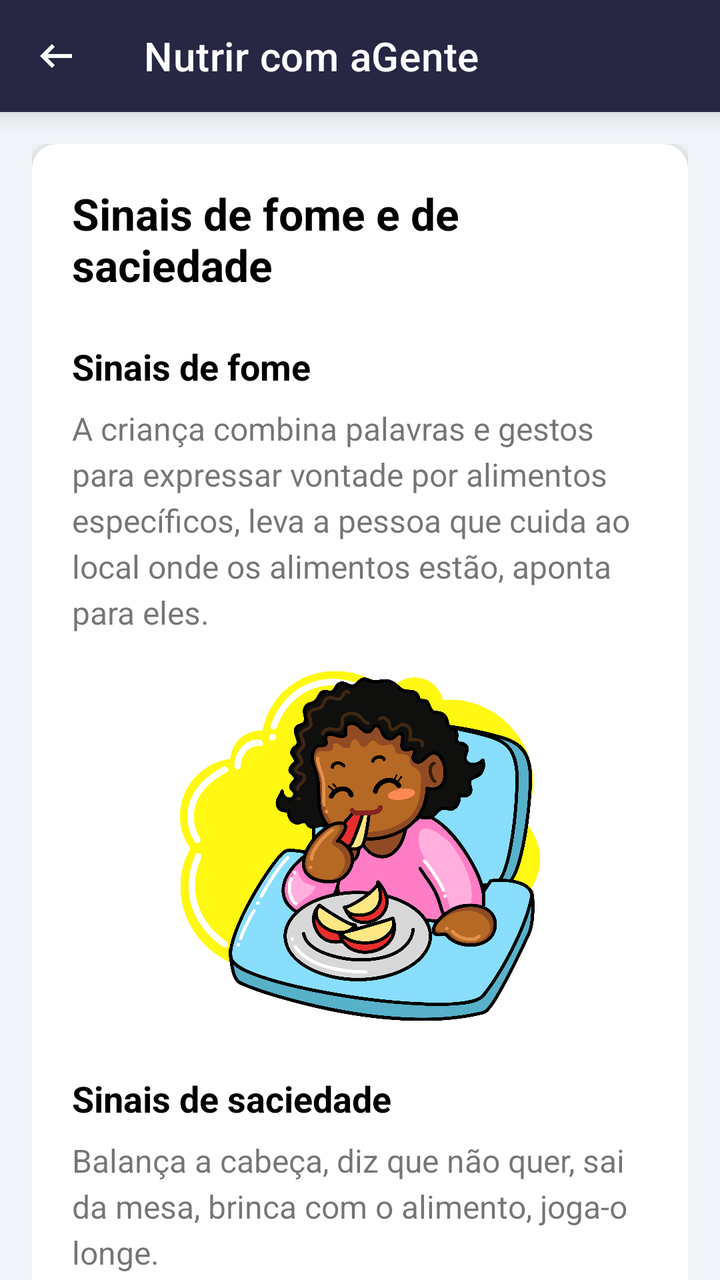
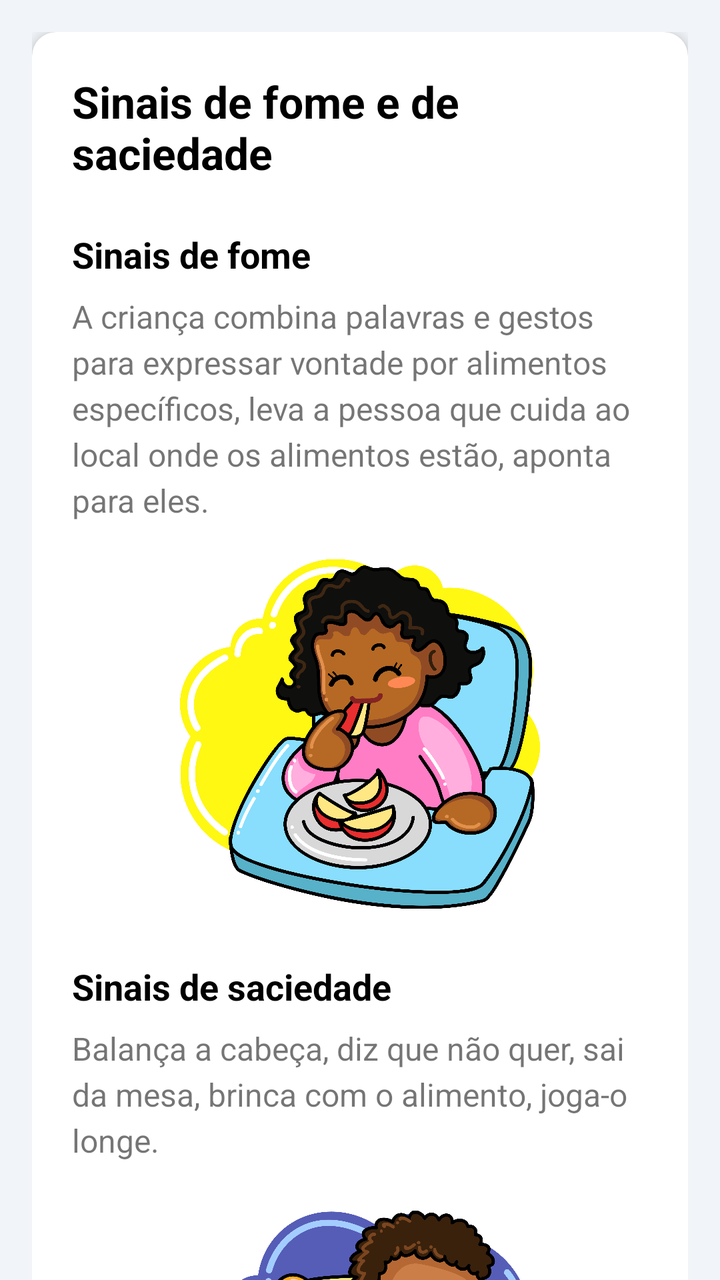

An Android layout rendered at two revisions. The XML below is the earlier revision; the diff shows what the commit changed to produce the second picture.
<!-- AndroidManifest.xml: application theme Theme.NutrirAGente -->
<!-- res/layout/screen_sinais_12meses.xml -->
<?xml version="1.0" encoding="utf-8"?>
<androidx.coordinatorlayout.widget.CoordinatorLayout
    xmlns:android="http://schemas.android.com/apk/res/android"
    xmlns:app="http://schemas.android.com/apk/res-auto"
    xmlns:tools="http://schemas.android.com/tools"
    android:layout_width="match_parent"
    android:layout_height="match_parent"
    android:background="@color/gray">

    <com.google.android.material.appbar.AppBarLayout
        android:layout_width="match_parent"
        android:layout_height="wrap_content"
        android:background="@color/blue_toolbar"
        app:elevation="8dp">

        <androidx.appcompat.widget.Toolbar
            android:id="@+id/toolbar"
            android:layout_width="match_parent"
            android:layout_height="?attr/actionBarSize"
            app:navigationIcon="@drawable/ic_arrow_back"
            app:title="Nutrir com aGente"
            app:titleTextColor="@android:color/white"/>

    </com.google.android.material.appbar.AppBarLayout>

    <androidx.core.widget.NestedScrollView
        android:layout_width="match_parent"
        android:layout_height="match_parent"
        app:layout_behavior="@string/appbar_scrolling_view_behavior">

        <LinearLayout
            android:layout_width="match_parent"
            android:layout_height="wrap_content"
            android:orientation="vertical"
            android:padding="16dp">

            <androidx.cardview.widget.CardView
                android:layout_width="match_parent"
                android:layout_height="wrap_content"
                android:layout_marginBottom="16dp"
                app:cardCornerRadius="12dp"
                app:cardElevation="4dp">

                <LinearLayout
                    android:layout_width="match_parent"
                    android:layout_height="wrap_content"
                    android:orientation="vertical"
                    android:padding="20dp">

                    <TextView
                        android:layout_width="wrap_content"
                        android:layout_height="wrap_content"
                        android:layout_marginBottom="24dp"
                        android:text="Sinais de fome e de saciedade"
                        android:textColor="@android:color/black"
                        android:textSize="22sp"
                        android:textStyle="bold" />

                    <TextView
                        android:layout_width="wrap_content"
                        android:layout_height="wrap_content"
                        android:layout_marginBottom="8dp"
                        android:text="Sinais de fome"
                        android:textColor="@android:color/black"
                        android:textSize="18sp"
                        android:textStyle="bold" />

                    <TextView
                        android:layout_width="wrap_content"
                        android:layout_height="wrap_content"
                        android:layout_marginBottom="16dp"
                        android:lineSpacingExtra="4dp"
                        android:text="A criança combina palavras e gestos para expressar vontade por alimentos específicos, leva a pessoa que cuida ao local onde os alimentos estão, aponta para eles."
                        android:textSize="16sp" />

                    <ImageView
                        android:layout_width="180dp"
                        android:layout_height="180dp"
                        android:layout_gravity="center_horizontal"
                        android:layout_marginBottom="24dp"
                        android:src="@drawable/bebe_com_fruta"
                        android:contentDescription="Ilustração de um bebê comendo feliz" />

                    <TextView
                        android:layout_width="wrap_content"
                        android:layout_height="wrap_content"
                        android:layout_marginBottom="8dp"
                        android:text="Sinais de saciedade"
                        android:textColor="@android:color/black"
                        android:textSize="18sp"
                        android:textStyle="bold" />

                    <TextView
                        android:layout_width="wrap_content"
                        android:layout_height="wrap_content"
                        android:layout_marginBottom="16dp"
                        android:lineSpacingExtra="4dp"
                        android:text="Balança a cabeça, diz que não quer, sai da mesa, brinca com o alimento, joga-o longe."
                        android:textSize="16sp" />

                    <ImageView
                        android:layout_width="180dp"
                        android:layout_height="180dp"
                        android:layout_gravity="center_horizontal"
                        android:layout_marginBottom="24dp"
                        android:src="@drawable/bebe_se_negando"
                        android:contentDescription="Ilustração de um bebê recusando comida" />


                    <TextView
                        android:layout_width="match_parent"
                        android:layout_height="wrap_content"
                        android:background="#F0F4FF"
                        android:gravity="center"
                        android:padding="16dp"
                        android:text="@string/dica_nem_todo_choro_e_fome"
                        android:textColor="#3F51B5"
                        android:textStyle="bold" />

                </LinearLayout>

            </androidx.cardview.widget.CardView>

        </LinearLayout>
    </androidx.core.widget.NestedScrollView>

</androidx.coordinatorlayout.widget.CoordinatorLayout>
<!-- resources referenced by this layout -->
<resources>
  <color name="blue_toolbar">#272643</color>
  <color name="gray">#F1F4F8</color>
  <!-- drawable bebe_com_fruta: png bitmap (drawable, 468240 bytes) -->
  <!-- drawable bebe_se_negando: png bitmap (drawable, 602536 bytes) -->
  <!-- drawable ic_arrow_back (drawable) -->
  <vector xmlns:android="http://schemas.android.com/apk/res/android" android:autoMirrored="true" android:height="24dp" android:tint="@color/white" android:viewportHeight="960" android:viewportWidth="960" android:width="24dp">
        
      <path android:fillColor="@android:color/white" android:pathData="M400,720L160,480L400,240L456,298L314,440L800,440L800,520L314,520L456,662L400,720Z"/>
      
  </vector>
  <string name="dica_nem_todo_choro_e_fome">É importante diferenciar os sinais de fome de outras situações de desconforto para a criança, como sede, sono, frio, calor ou fraldas sujas. Nem todo choro é fome!</string>
  <style name="Theme.NutrirAGente" parent="Theme.MaterialComponents.Light.NoActionBar">
          
          <item name="colorPrimary">@color/purple_500</item>
          <item name="colorPrimaryVariant">@color/blue_toolbar</item>
          <item name="colorOnPrimary">@color/white</item>
          <item name="colorOnPrimaryFixedVariant">@color/blue_toolbar</item>
          
          <item name="colorSecondary">@color/teal_200</item>
          <item name="colorSecondaryVariant">@color/teal_700</item>
          <item name="colorOnSecondary">@color/black</item>
          
          <item name="android:statusBarColor">@color/blue_toolbar</item>
          
      </style>
  <color name="white">#FFFFFFFF</color>
  <color name="purple_500">#FF6200EE</color>
  <color name="teal_200">#FF03DAC5</color>
  <color name="teal_700">#FF018786</color>
  <color name="black">#FF000000</color>
</resources>

<!-- the commit's change to res/layout/screen_sinais_12meses.xml (unified diff, before → after) -->
@@ -7,21 +7,7 @@
     android:layout_height="match_parent"
     android:background="@color/gray">
 
-    <com.google.android.material.appbar.AppBarLayout
-        android:layout_width="match_parent"
-        android:layout_height="wrap_content"
-        android:background="@color/blue_toolbar"
-        app:elevation="8dp">
 
-        <androidx.appcompat.widget.Toolbar
-            android:id="@+id/toolbar"
-            android:layout_width="match_parent"
-            android:layout_height="?attr/actionBarSize"
-            app:navigationIcon="@drawable/ic_arrow_back"
-            app:title="Nutrir com aGente"
-            app:titleTextColor="@android:color/white"/>
-
-    </com.google.android.material.appbar.AppBarLayout>
 
     <androidx.core.widget.NestedScrollView
         android:layout_width="match_parent"
<!-- resource entries referenced after the edit -->
@@ -4,12 +4,6 @@
   <color name="gray">#F1F4F8</color>
   <!-- drawable bebe_com_fruta: png bitmap (drawable, 468240 bytes) -->
   <!-- drawable bebe_se_negando: png bitmap (drawable, 602536 bytes) -->
-  <!-- drawable ic_arrow_back (drawable) -->
-  <vector xmlns:android="http://schemas.android.com/apk/res/android" android:autoMirrored="true" android:height="24dp" android:tint="@color/white" android:viewportHeight="960" android:viewportWidth="960" android:width="24dp">
-        
-      <path android:fillColor="@android:color/white" android:pathData="M400,720L160,480L400,240L456,298L314,440L800,440L800,520L314,520L456,662L400,720Z"/>
-      
-  </vector>
   <string name="dica_nem_todo_choro_e_fome">É importante diferenciar os sinais de fome de outras situações de desconforto para a criança, como sede, sono, frio, calor ou fraldas sujas. Nem todo choro é fome!</string>
   <style name="Theme.NutrirAGente" parent="Theme.MaterialComponents.Light.NoActionBar">
           
